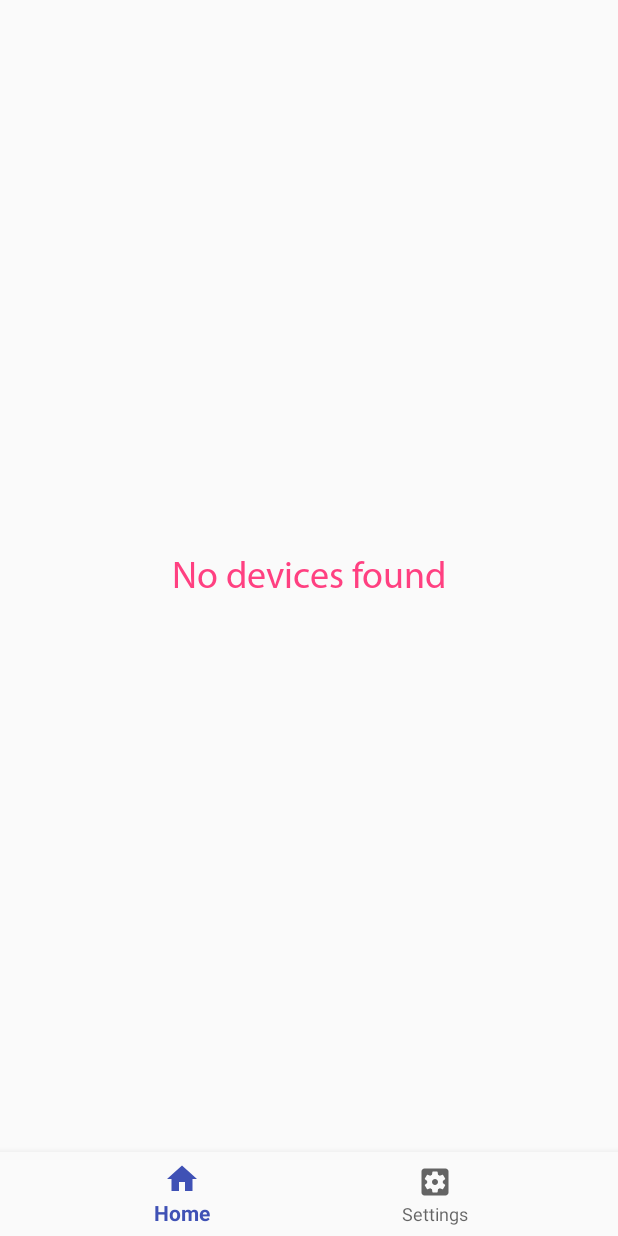
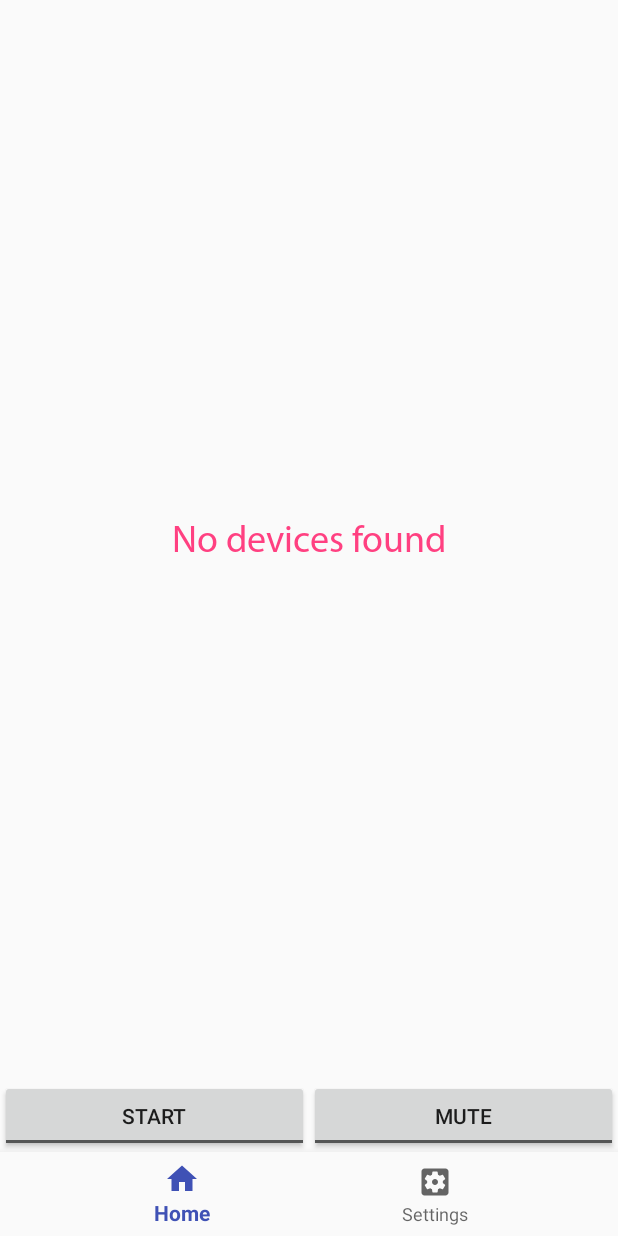
Before and after one commit to forsamling/audio-broadcast, an Android app: the layout activity_main.xml on its own in the app's theme, with its tools: preview values and no code run, on a phone screen of 412 x 824 dp. Run offline under Robolectric (Android 15) with nearby library versions, the phone set to English and light mode, and no system bars.

Commit message:
updated UI

```diff
--- a/app/src/main/res/layout/activity_main.xml
+++ b/app/src/main/res/layout/activity_main.xml
@@ -54,6 +54,28 @@
       android:layout_height="wrap_content"></FrameLayout>
   </FrameLayout>
 
+  <LinearLayout
+      android:id="@+id/layout_server_settings"
+      android:layout_width="match_parent"
+      android:layout_height="wrap_content">
+
+    <ToggleButton
+        android:id="@+id/btn_start_stop"
+        android:layout_width="wrap_content"
+        android:layout_height="wrap_content"
+        android:layout_weight="1"
+        android:text="ToggleButton"
+        android:textOff="@string/start"
+        android:textOn="@string/stop" />
+
+    <ToggleButton
+        android:id="@+id/btn_mute_unmute"
+        android:layout_width="wrap_content"
+        android:layout_height="wrap_content"
+        android:layout_weight="1"
+        android:textOff="@string/mute"
+        android:textOn="@string/unmute"/>
+  </LinearLayout>
   <android.support.design.widget.BottomNavigationView
     android:id="@+id/navigation"
     android:layout_width="match_parent"
--- a/app/src/main/res/values/strings.xml
+++ b/app/src/main/res/values/strings.xml
@@ -19,4 +19,8 @@
   <string name="btn_cancel">Cancel</string>
   <string name="not_devices_found">No devices found</string>
   <string name="crash_toast_text">The App is crashed, please send the mail to developer.</string>
+    <string name="start">Start</string>
+  <string name="stop">Stop</string>
+  <string name="mute">Mute</string>
+  <string name="unmute">UnMute</string>
 </resources>
```
Also changed, not shown: app/src/main/java/com/royalone/audiobroadcast/MainActivity.java (+52 -11 lines), app/src/main/java/com/royalone/audiobroadcast/controller/Server.java (+6 -3 lines), app/src/main/java/com/royalone/audiobroadcast/services/UPnPAudioService.java (+7 -2 lines), app/src/main/java/com/royalone/audiobroadcast/utils/AppSettings.java (+9 -0 lines).
